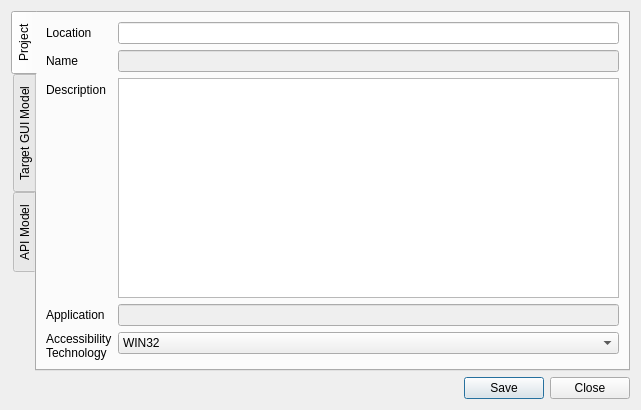
First picture: the form in src/gui/ui/manageprojectdialog.ui, repository facade-technologies-inc/facile, before the edit.
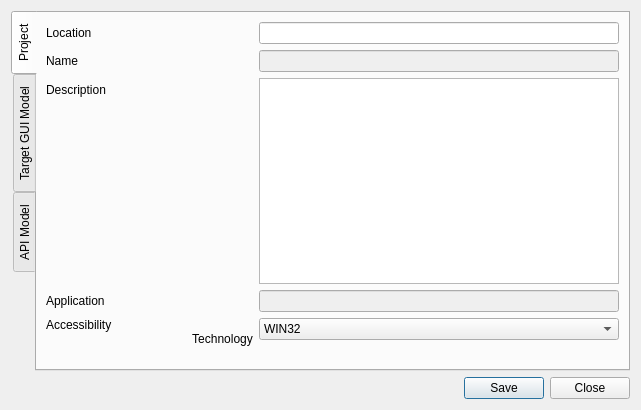
Second picture: the form after the edit.

Patch:
```diff
--- a/src/gui/ui/manageprojectdialog.ui
+++ b/src/gui/ui/manageprojectdialog.ui
@@ -82,7 +82,8 @@
         <widget class="QLabel" name="label_5">
          <property name="text">
           <string>Accessibility
-Technology</string>
+                                            Technology
+                                        </string>
          </property>
         </widget>
        </item>
```
Lines whose indentation alone changed are shown as unchanged.
